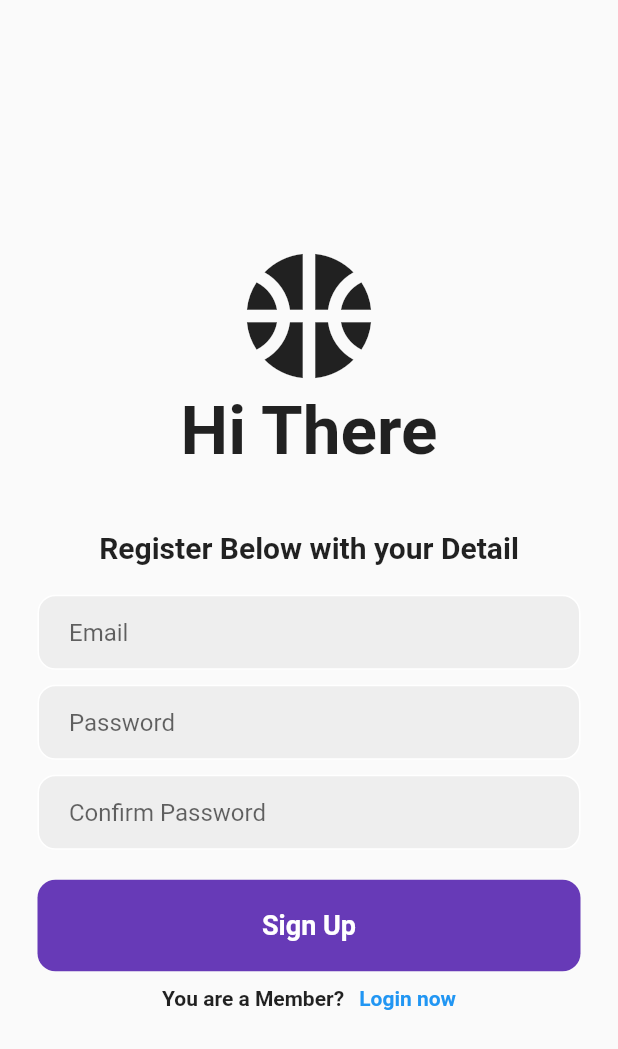
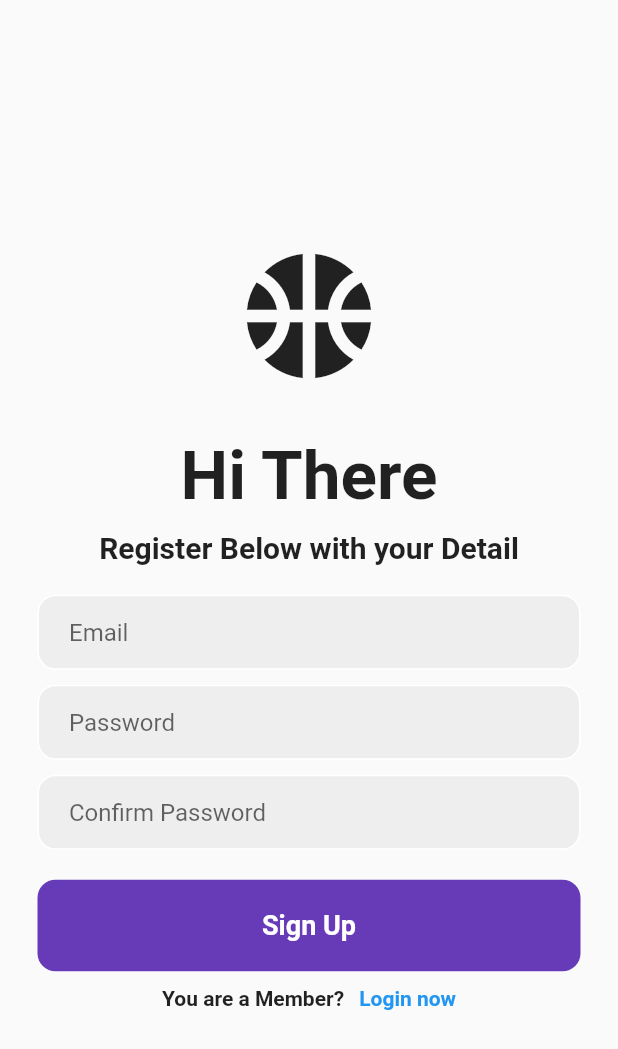
Before and after one commit to Ozurumba007/sports-app-authentication-features-with-firebase, a Flutter app: the screen it shows after launch, after a tap on "Register now", on a phone screen of 412 x 824 dp. Shown: the top 1049 px of the screen. Run offline on Flutter 3.47's test engine with Material 2 defaults, Android fonts, the phone set to English and light mode, and no system bars; our stand-ins replace firebase_auth, firebase_core, get; accounts and stored records are empty; network calls fail.

Commit message:
made some changes in the user interface

```diff
--- a/lib/screens/login_screen.dart
+++ b/lib/screens/login_screen.dart
@@ -52,7 +52,7 @@ class _LoginScreenState extends State<LoginScreen> {
                 ),
 
                 // Hello There
-
+                SizedBox(height: 30),
                 Text(
                   'Hello There',
                   style: TextStyle(
@@ -62,7 +62,7 @@ class _LoginScreenState extends State<LoginScreen> {
                 ),
                 // Welcome BAck text
 
-                SizedBox(height: 40),
+                SizedBox(height: 10),
                 Text(
                   'Welcome back, you\'ve been missed',
                   style: TextStyle(
--- a/lib/screens/register_screen.dart
+++ b/lib/screens/register_screen.dart
@@ -61,6 +61,7 @@ class _RegisterScreenState extends State<RegisterScreen> {
                 ),
 
                 // Hi there
+                SizedBox(height: 30),
                 Text(
                   'Hi There',
                   style: TextStyle(
@@ -71,7 +72,7 @@ class _RegisterScreenState extends State<RegisterScreen> {
 
                 // Register Below with your Detail
 
-                SizedBox(height: 40),
+                SizedBox(height: 10),
                 Text(
                   'Register Below with your Detail',
                   style: TextStyle(
```
